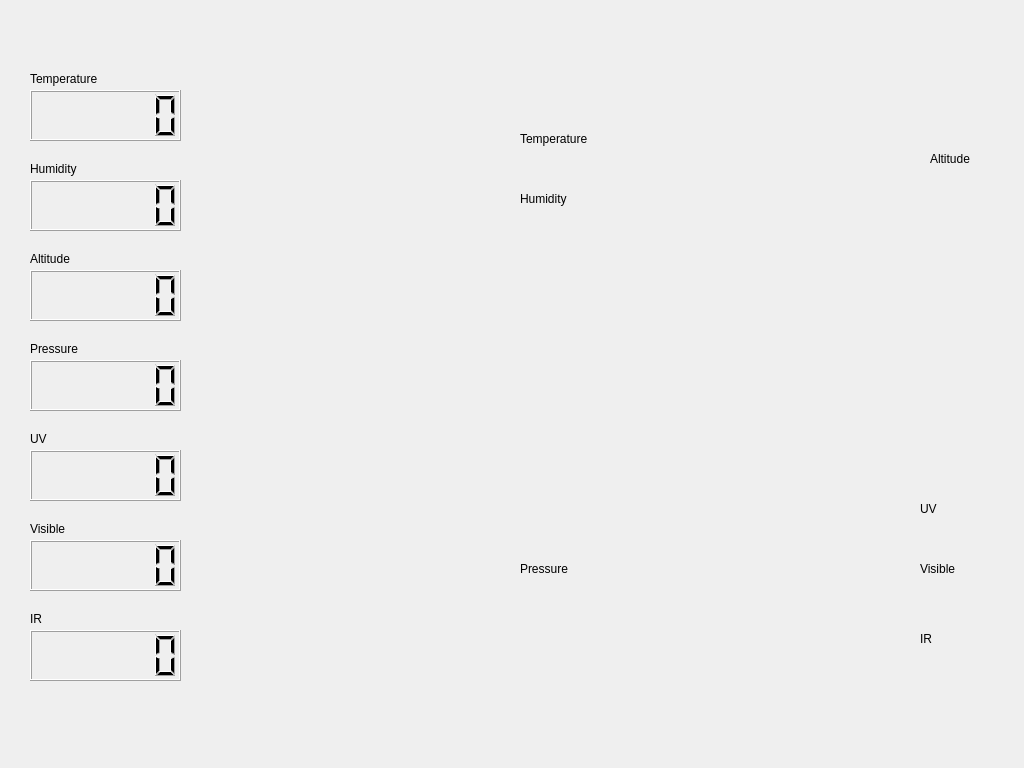
Old version of the form qt_weather/weather_board.ui in the repository leeseungcheol/ODROID-SHOW.
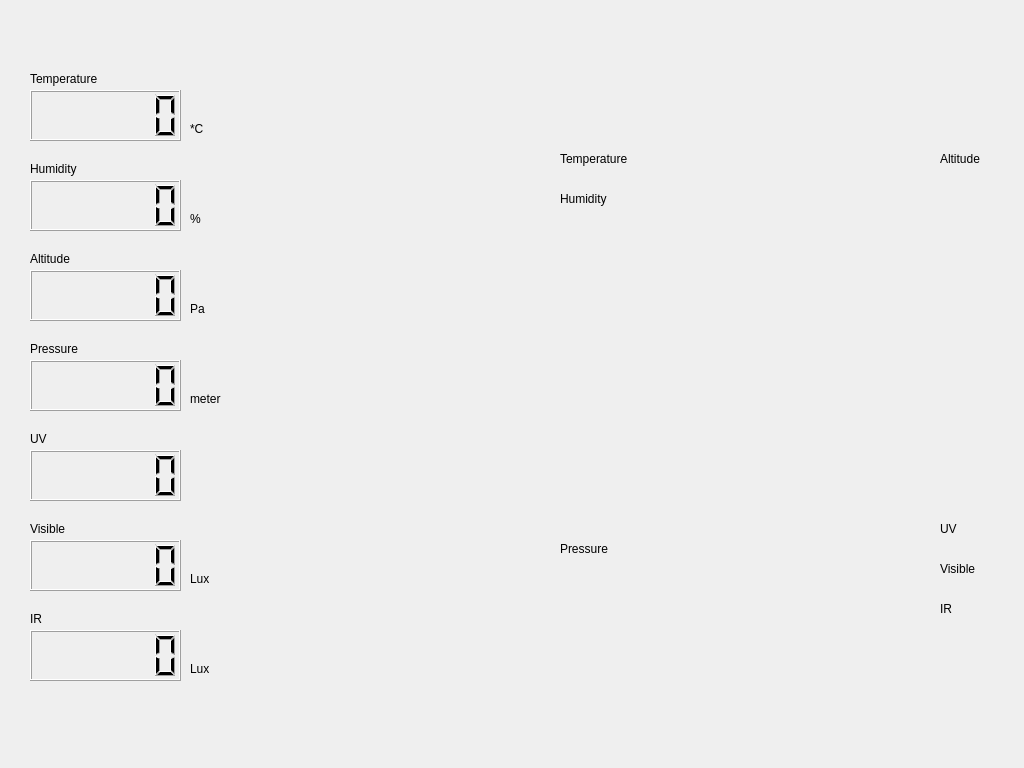
New version of the form. Custom widgets are drawn as their Qt base class.

Commit message: add the unit of value

Patch:
```diff
--- a/qt_weather/weather_board.ui
+++ b/qt_weather/weather_board.ui
@@ -198,7 +198,7 @@
   <widget class="QwtPlot" name="qwtPlotTempHumi">
    <property name="geometry">
     <rect>
-     <x>220</x>
+     <x>260</x>
      <y>50</y>
      <width>291</width>
      <height>311</height>
@@ -208,7 +208,7 @@
   <widget class="QwtPlot" name="qwtPlotAltitude">
    <property name="geometry">
     <rect>
-     <x>650</x>
+     <x>670</x>
      <y>50</y>
      <width>261</width>
      <height>311</height>
@@ -218,7 +218,7 @@
   <widget class="QwtPlot" name="qwtPlotPressure">
    <property name="geometry">
     <rect>
-     <x>220</x>
+     <x>260</x>
      <y>420</y>
      <width>291</width>
      <height>311</height>
@@ -228,7 +228,7 @@
   <widget class="QwtPlot" name="qwtPlotUVAmbient">
    <property name="geometry">
     <rect>
-     <x>650</x>
+     <x>670</x>
      <y>420</y>
      <width>261</width>
      <height>311</height>
@@ -238,8 +238,8 @@
   <widget class="QLabel" name="lTemperature_2">
    <property name="geometry">
     <rect>
-     <x>520</x>
-     <y>130</y>
+     <x>560</x>
+     <y>150</y>
      <width>91</width>
      <height>17</height>
     </rect>
@@ -257,7 +257,7 @@
   <widget class="QLabel" name="lHumidity_2">
    <property name="geometry">
     <rect>
-     <x>520</x>
+     <x>560</x>
      <y>190</y>
      <width>67</width>
      <height>17</height>
@@ -270,7 +270,7 @@
   <widget class="QLabel" name="lAltitude_2">
    <property name="geometry">
     <rect>
-     <x>930</x>
+     <x>940</x>
      <y>150</y>
      <width>67</width>
      <height>17</height>
@@ -283,8 +283,8 @@
   <widget class="QLabel" name="lPressure_2">
    <property name="geometry">
     <rect>
-     <x>520</x>
-     <y>560</y>
+     <x>560</x>
+     <y>540</y>
      <width>67</width>
      <height>17</height>
     </rect>
@@ -296,7 +296,7 @@
   <widget class="QLabel" name="lVisible_2">
    <property name="geometry">
     <rect>
-     <x>920</x>
+     <x>940</x>
      <y>560</y>
      <width>51</width>
      <height>17</height>
@@ -309,8 +309,8 @@
   <widget class="QLabel" name="lUV_2">
    <property name="geometry">
     <rect>
-     <x>920</x>
-     <y>500</y>
+     <x>940</x>
+     <y>520</y>
      <width>21</width>
      <height>17</height>
     </rect>
@@ -322,8 +322,8 @@
   <widget class="QLabel" name="lIR_2">
    <property name="geometry">
     <rect>
-     <x>920</x>
-     <y>630</y>
+     <x>940</x>
+     <y>600</y>
      <width>16</width>
      <height>17</height>
     </rect>
@@ -332,6 +332,84 @@
     <string>IR</string>
    </property>
   </widget>
+  <widget class="QLabel" name="label">
+   <property name="geometry">
+    <rect>
+     <x>190</x>
+     <y>120</y>
+     <width>21</width>
+     <height>17</height>
+    </rect>
+   </property>
+   <property name="text">
+    <string>*C</string>
+   </property>
+  </widget>
+  <widget class="QLabel" name="label_2">
+   <property name="geometry">
+    <rect>
+     <x>190</x>
+     <y>210</y>
+     <width>21</width>
+     <height>17</height>
+    </rect>
+   </property>
+   <property name="text">
+    <string>%</string>
+   </property>
+  </widget>
+  <widget class="QLabel" name="label_3">
+   <property name="geometry">
+    <rect>
+     <x>190</x>
+     <y>300</y>
+     <width>21</width>
+     <height>17</height>
+    </rect>
+   </property>
+   <property name="text">
+    <string>Pa</string>
+   </property>
+  </widget>
+  <widget class="QLabel" name="label_4">
+   <property name="geometry">
+    <rect>
+     <x>190</x>
+     <y>390</y>
+     <width>51</width>
+     <height>17</height>
+    </rect>
+   </property>
+   <property name="text">
+    <string>meter</string>
+   </property>
+  </widget>
+  <widget class="QLabel" name="label_5">
+   <property name="geometry">
+    <rect>
+     <x>190</x>
+     <y>570</y>
+     <width>31</width>
+     <height>17</height>
+    </rect>
+   </property>
+   <property name="text">
+    <string>Lux</string>
+   </property>
+  </widget>
+  <widget class="QLabel" name="label_6">
+   <property name="geometry">
+    <rect>
+     <x>190</x>
+     <y>660</y>
+     <width>31</width>
+     <height>17</height>
+    </rect>
+   </property>
+   <property name="text">
+    <string>Lux</string>
+   </property>
+  </widget>
  </widget>
  <customwidgets>
   <customwidget>
```
Left out of the diff: 2 changed lines with no effect on the pictures.
